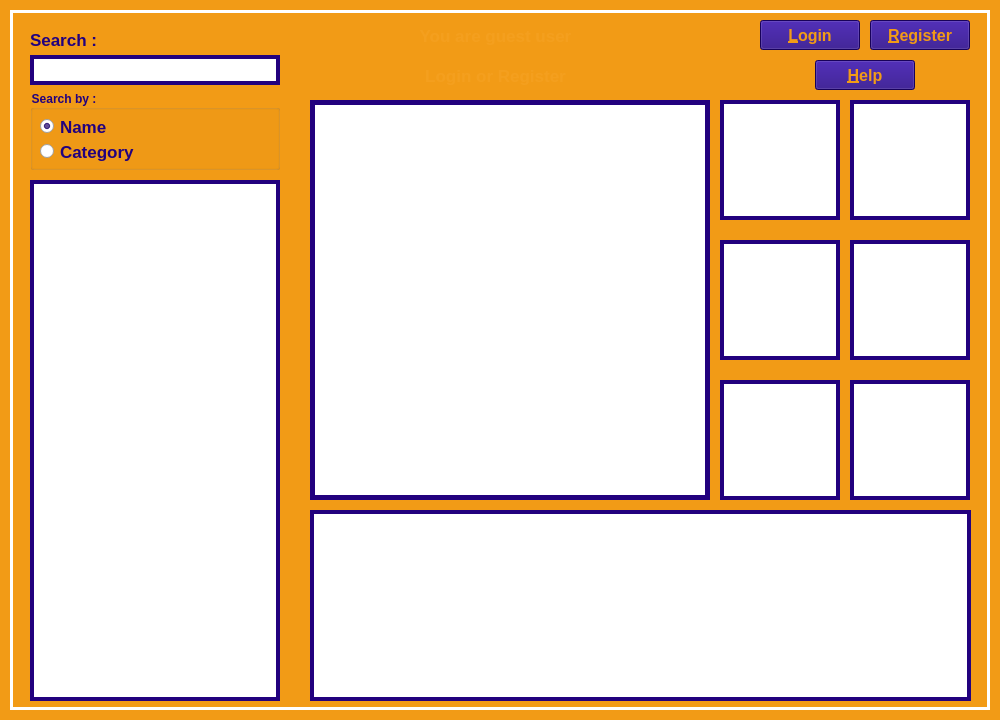
Pooryamn/QT_Shop, file DB_Shop/widget.ui: the form before one commit.
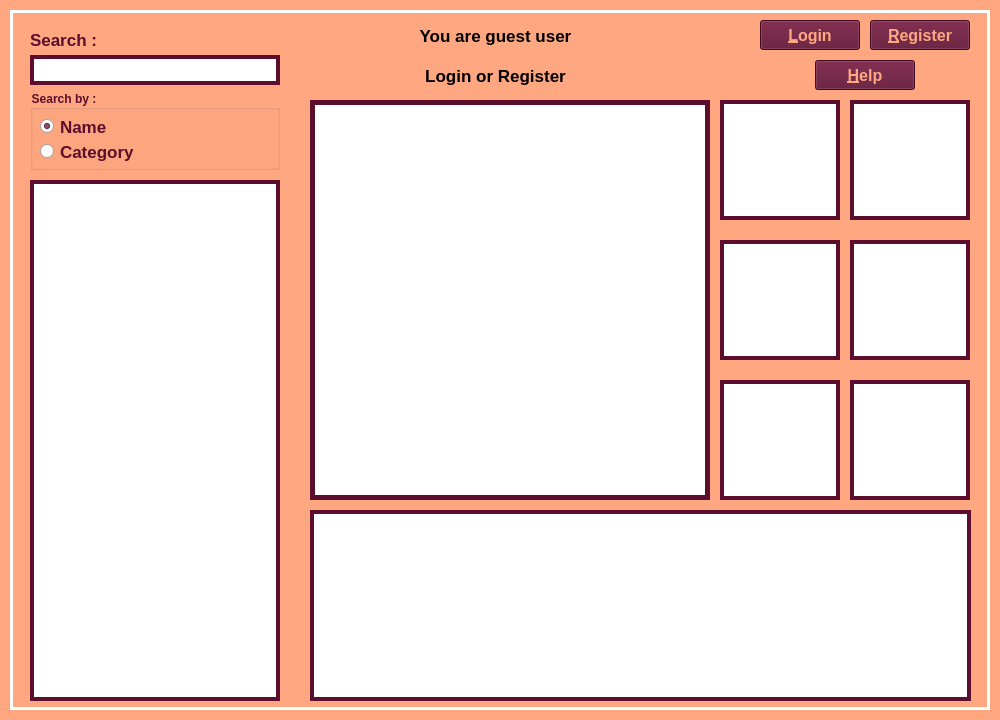
The form after the commit. Icons and pictures are not drawn.

Commit message: user verify form created

Diff of the .ui file:
```diff
--- a/DB_Shop/widget.ui
+++ b/DB_Shop/widget.ui
@@ -50,7 +50,8 @@
     </font>
    </property>
    <property name="styleSheet">
-    <string notr="true">color: rgb(34, 1, 126);</string>
+    <string notr="true">color: rgb(91,14,45);
+</string>
    </property>
    <property name="text">
     <string>Search :</string>
@@ -66,7 +67,7 @@
     </rect>
    </property>
    <property name="styleSheet">
-    <string notr="true">border: 4px solid rgb(34, 1, 126);
+    <string notr="true">border: 4px solid rgb(91,14,45);
 color: rgb(47, 0, 255);</string>
    </property>
   </widget>
@@ -86,8 +87,7 @@
     </font>
    </property>
    <property name="styleSheet">
-    <string notr="true">color: rgb(34, 1, 126);
-</string>
+    <string notr="true">color: rgb(91,14,45);</string>
    </property>
    <property name="title">
     <string>Search by :</string>
@@ -146,7 +146,7 @@
     </rect>
    </property>
    <property name="styleSheet">
-    <string notr="true">border: 4px solid rgb(34, 1, 126);
+    <string notr="true">border: 4px solid rgb(91,14,45);
 </string>
    </property>
   </widget>
@@ -161,7 +161,7 @@
    </property>
    <property name="styleSheet">
     <string notr="true">background-color: rgb(255, 255, 255);
-border: 5px solid rgb(34, 1, 126);
+border: 5px solid rgb(91,14,45);
 
 
 </string>
@@ -184,7 +184,7 @@
    </property>
    <property name="styleSheet">
     <string notr="true">background-color: rgb(255, 255, 255);
-border: 4px solid rgb(34, 1, 126);
+border: 4px solid rgb(91,14,45);
 
 
 </string>
@@ -207,7 +207,7 @@
    </property>
    <property name="styleSheet">
     <string notr="true">background-color: rgb(255, 255, 255);
-border: 4px solid rgb(34, 1, 126);
+border: 4px solid rgb(91,14,45);
 
 </string>
    </property>
@@ -229,7 +229,7 @@
    </property>
    <property name="styleSheet">
     <string notr="true">background-color: rgb(255, 255, 255);
-border: 4px solid rgb(34, 1, 126);
+border: 4px solid rgb(91,14,45);
 </string>
    </property>
    <property name="text">
@@ -256,8 +256,8 @@
     </font>
    </property>
    <property name="styleSheet">
-    <string notr="true">color: rgb(242, 155, 22);
-background-color: rgb(34, 1, 126);
+    <string notr="true">color: rgb(255,167,129);
+background-color: rgb(91,14,45);
 </string>
    </property>
    <property name="text">
@@ -281,8 +281,8 @@
     </font>
    </property>
    <property name="styleSheet">
-    <string notr="true">color: rgb(242, 155, 22);
-background-color: rgb(34, 1, 126);
+    <string notr="true">color: rgb(255,167,129);
+background-color: rgb(91,14,45);
 </string>
    </property>
    <property name="text">
@@ -306,8 +306,8 @@
     </font>
    </property>
    <property name="styleSheet">
-    <string notr="true">color: rgb(242, 155, 22);
-background-color: rgb(34, 1, 126);
+    <string notr="true">color: rgb(255,167,129);
+background-color: rgb(91,14,45);
 </string>
    </property>
    <property name="text">
@@ -325,7 +325,7 @@
    </property>
    <property name="styleSheet">
     <string notr="true">background-color: rgb(255, 255, 255);
-border: 4px solid rgb(34, 1, 126);
+border: 4px solid rgb(91,14,45);
 </string>
    </property>
   </widget>
@@ -339,7 +339,7 @@
     </rect>
    </property>
    <property name="styleSheet">
-    <string notr="true">background-color: rgb(242, 155, 22);</string>
+    <string notr="true">background-color: rgb(255,167,129);</string>
    </property>
    <property name="text">
     <string/>
@@ -362,7 +362,7 @@
     </font>
    </property>
    <property name="styleSheet">
-    <string notr="true">color: rgb(244,159,30);</string>
+    <string notr="true">color: rrgb(91,14,45);</string>
    </property>
    <property name="text">
     <string>You are guest user
@@ -384,8 +384,7 @@
    </property>
    <property name="styleSheet">
     <string notr="true">background-color: rgb(255, 255, 255);
-border: 4px solid rgb(34, 1, 126);
-
+border: 4px solid rgb(91,14,45);
 </string>
    </property>
    <property name="text">
@@ -406,7 +405,7 @@
    </property>
    <property name="styleSheet">
     <string notr="true">background-color: rgb(255, 255, 255);
-border: 4px solid rgb(34, 1, 126);
+border: 4px solid rgb(91,14,45);
 </string>
    </property>
    <property name="text">
@@ -427,7 +426,7 @@
    </property>
    <property name="styleSheet">
     <string notr="true">background-color: rgb(255, 255, 255);
-border: 4px solid rgb(34, 1, 126);
+border: 4px solid rgb(91,14,45);
 
 </string>
    </property>
```
The commit also changes 6 other files.
